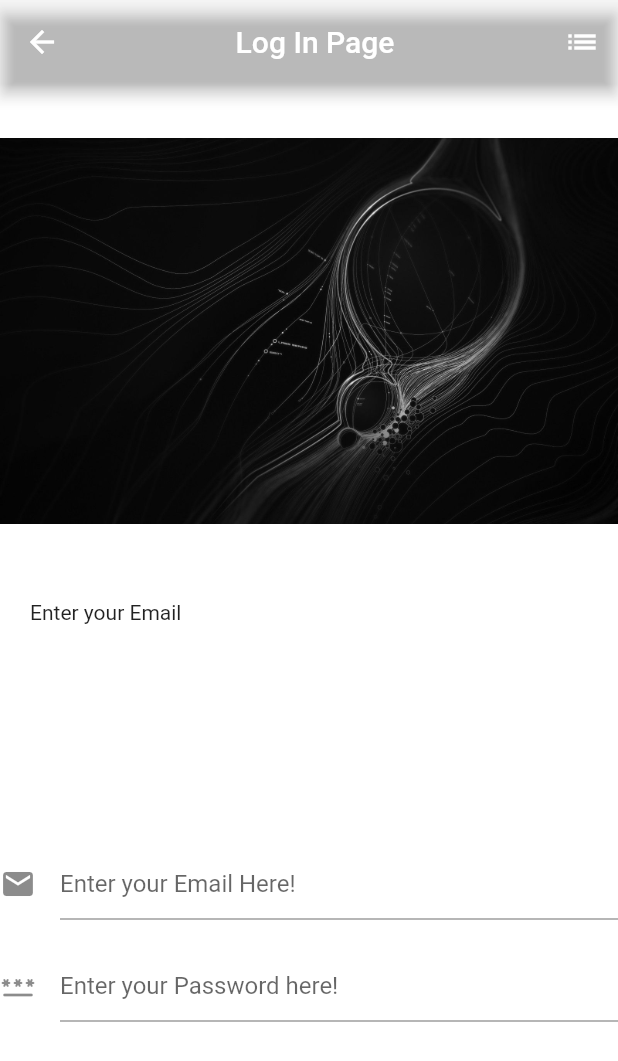
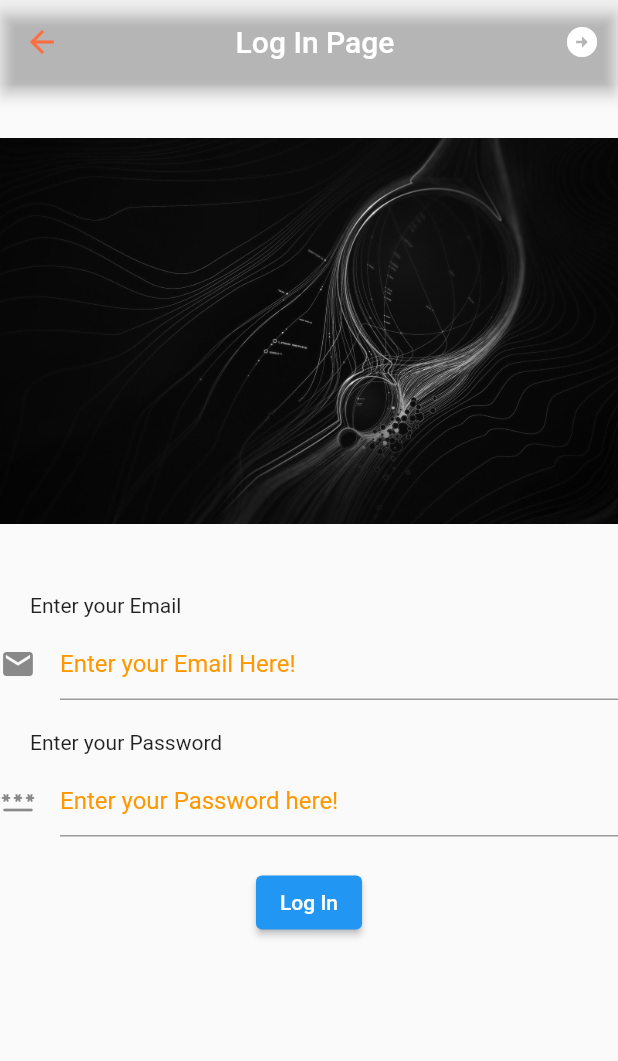
Before and after one commit to Sachin98123/vedantapp, a Flutter app: the LoginView screen opened directly, on a phone screen of 412 x 824 dp. Shown: the top 1061 px of the screen. Run offline on Flutter 3.47's test engine with Material 2 defaults, Android fonts, the phone set to English and light mode, and no system bars; our stand-ins replace firebase_auth, firebase_core; accounts and stored records are empty.

Commit message:
register view done

```diff
--- /dev/null
+++ b/lib/views/login_view.dart
@@ -0,0 +1,145 @@
+// ignore: unused_import
+// ignore_for_file: use_build_context_synchronously
+
+import 'package:firebase_auth/firebase_auth.dart';
+import 'package:firebase_core/firebase_core.dart';
+import 'package:flutter/material.dart';
+import 'dart:developer' as devtools show log;
+
+class LoginView extends StatefulWidget {
+  const LoginView({Key? key}) : super(key: key);
+
+  @override
+  State<LoginView> createState() => _LoginViewState();
+}
+
+class _LoginViewState extends State<LoginView> {
+  late final TextEditingController _email;
+  late final TextEditingController _password;
+  @override
+  void initState() {
+    _email = TextEditingController();
+    _password = TextEditingController();
+    super.initState();
+  }
+
+  @override
+  void dispose() {
+    _email.dispose();
+    _password.dispose();
+    super.dispose();
+  }
+
+  @override
+  Widget build(BuildContext context) {
+    double height = MediaQuery.of(context).size.height;
+    return Scaffold(
+      appBar: AppBar(
+        backgroundColor: Colors.transparent,
+        leading: IconButton(
+            hoverColor: Colors.green,
+            splashColor: Colors.orangeAccent,
+            onPressed: () {},
+            icon: const Icon(
+              Icons.arrow_back,
+              color: Colors.deepOrangeAccent,
+            )),
+        title: const Center(
+          child: Text('Log In Page'),
+        ),
+        actions: [
+          IconButton(
+            onPressed: () {
+              Navigator.of(context)
+                  .pushNamedAndRemoveUntil('/gotoregister/', (route) => false);
+            },
+            icon: const Icon(Icons.arrow_circle_right),
+          ),
+        ],
+      ),
+      body: SingleChildScrollView(
+        scrollDirection: Axis.vertical,
+        child: Column(
+          children: [
+            Image.asset(
+              'assets/images/sphere.jpg',
+              height: height / 2.5,
+              width: double.infinity,
+            ),
+            const SizedBox(
+              height: 10,
+            ),
+            SizedBox(
+              height: height * 0.028,
+              width: double.infinity,
+              child: const Padding(
+                padding: EdgeInsets.only(left: 20),
+                child: Text('Enter your Email'),
+              ),
+            ),
+            TextField(
+              controller: _email,
+              keyboardType: TextInputType.emailAddress,
+              decoration: const InputDecoration(
+                hoverColor: Colors.black,
+                icon: Icon(
+                  Icons.email,
+                ),
+                hintText: 'Enter your Email Here!',
+                hintStyle: TextStyle(
+                  color: Colors.orange,
+                ),
+              ),
+              style: const TextStyle(color: Colors.orange),
+            ),
+            const SizedBox(
+              height: 20,
+            ),
+            SizedBox(
+              height: height * 0.028,
+              width: double.infinity,
+              child: const Padding(
+                padding: EdgeInsets.only(left: 20),
+                child: Text('Enter your Password'),
+              ),
+            ),
+            TextField(
+              controller: _password,
+              style: const TextStyle(color: Colors.orange),
+              obscureText: true,
+              decoration: const InputDecoration(
+                icon: Icon(Icons.password_rounded),
+                hintText: ("Enter your Password here!"),
+                hintStyle: TextStyle(
+                  color: Colors.orange,
+                ),
+              ),
+            ),
+            const SizedBox(
+              height: 20,
+            ),
+            ElevatedButton(
+              onPressed: () async {
+                final email = _email.text;
+                final password = _password.text;
+                try {
+                  final userCredential = await FirebaseAuth.instance
+                      .signInWithEmailAndPassword(
+                          email: email, password: password);
+                  Navigator.of(context)
+                      .pushNamedAndRemoveUntil('/gotohome/', (route) => false);
+                  devtools.log(userCredential.toString());
+                } on FirebaseAuthException catch (e) {
+                  devtools.log(e.toString());
+                }
+              },
+              child: const Text(
+                'Log In',
+              ),
+            ),
+          ],
+        ),
+      ),
+    );
+  }
+}
--- a/lib/views/register_view.dart
+++ /dev/null
@@ -1,70 +0,0 @@
-import 'package:flutter/material.dart';
-
-class LoginView extends StatelessWidget {
-  const LoginView({Key? key}) : super(key: key);
-
-  @override
-  Widget build(BuildContext context) {
-    double height = MediaQuery.of(context).size.height;
-    return Scaffold(
-      backgroundColor: Colors.white.withOpacity(0.85),
-      appBar: AppBar(
-        backgroundColor: Colors.transparent,
-        // leading: IconButton(
-        //     hoverColor: Colors.green,
-        //     splashColor: Colors.orangeAccent,
-        //     onPressed: () {},
-        //     icon: const Icon(
-        //       Icons.,
-        //       color: Colors.deepOrangeAccent,
-        //     )),
-        title: const Center(child: Text('Log In Page')),
-        actions: [
-          IconButton(
-            onPressed: () {},
-            icon: const Icon(Icons.list),
-          ),
-        ],
-      ),
-      body: Column(
-        children: [
-          Image.asset(
-            'assets/images/sphere.jpg',
-            height: height / 2.5,
-            width: double.infinity,
-          ),
-          SizedBox(
-            height: height * 0.018,
-          ),
-          SizedBox(
-            height: height * .2,
-            width: double.infinity,
-            child: const Padding(
-              padding: EdgeInsets.only(left: 20),
-              child: Text('Enter your Email'),
-            ),
-          ),
-          const TextField(
-            keyboardType: TextInputType.emailAddress,
-            decoration: InputDecoration(
-                icon: Icon(
-                  Icons.email,
-                ),
-                hintText: 'Enter your Email Here!'),
-            style: TextStyle(color: Colors.black26),
-          ),
-          const SizedBox(
-            height: 20,
-          ),
-          const TextField(
-            obscureText: true,
-            decoration: InputDecoration(
-              icon: Icon(Icons.password_rounded),
-              hintText: "Enter your Password here!",
-            ),
-          ),
-        ],
-      ),
-    );
-  }
-}
--- a/pubspec.yaml
+++ b/pubspec.yaml
@@ -37,6 +37,7 @@ dependencies:
   flutter_svg: ^1.1.0
   animated_text_kit: ^4.2.2
   firebase_core: ^1.20.0
+  firebase_auth: ^3.6.2
 
 dev_dependencies:
   flutter_test:
```
Also changed, not shown: lib/main.dart (+8 -3 lines), lib/views/home_view.dart (+5 -2 lines), lib/views/ragister_view.dart (added, +178 -0 lines), assets/images/registerview.jpg (added), pubspec.lock, 1 other file.
